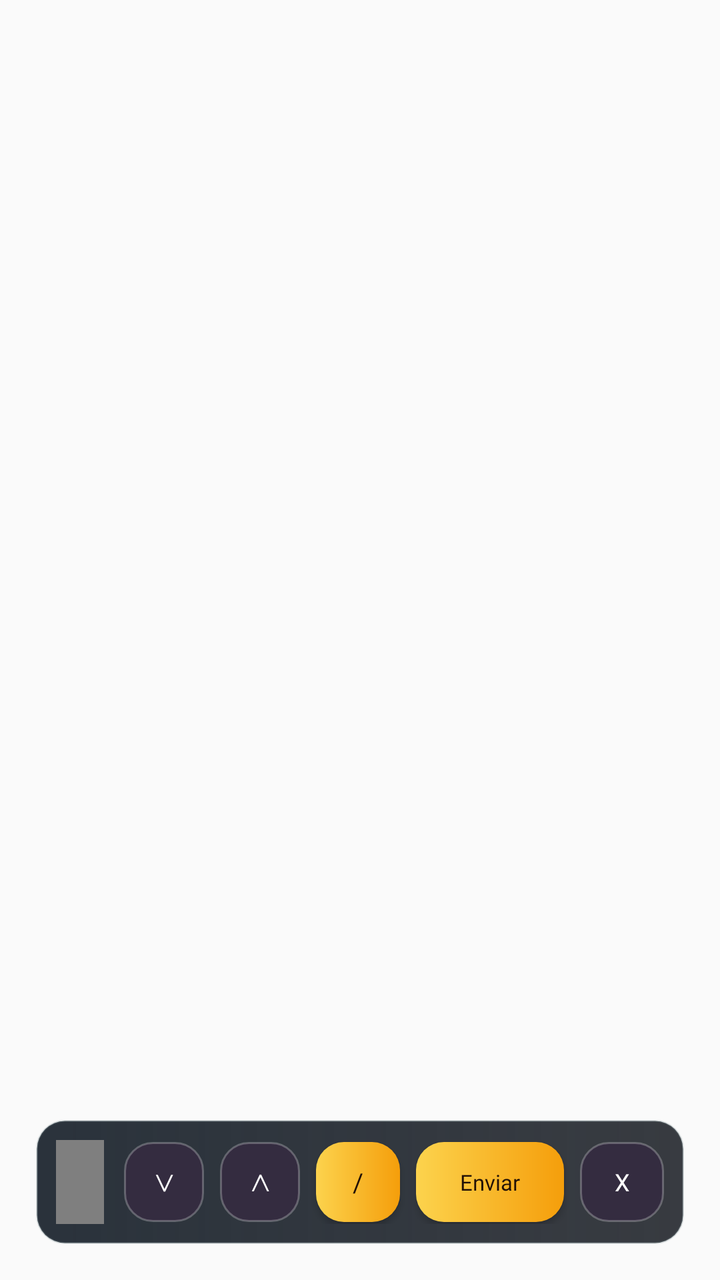
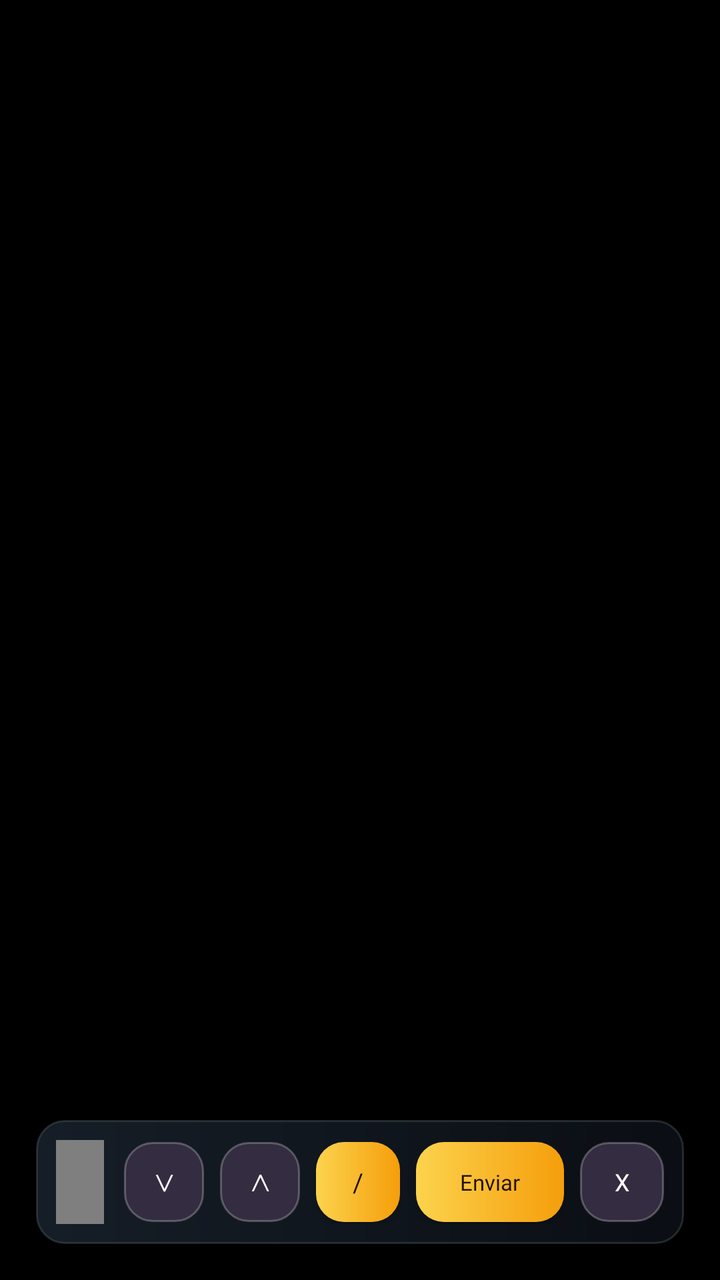

Two renders of the same Android screen: before a commit and after it. Below are the layout's source before the change and the commit's diff.
<!-- AndroidManifest.xml: application theme Theme.AppCompat.Light.NoActionBar.FullScreen -->
<!-- res/layout/layout_keyboard.xml -->
<?xml version="1.0" encoding="utf-8"?>
<androidx.constraintlayout.widget.ConstraintLayout xmlns:android="http://schemas.android.com/apk/res/android"
    xmlns:app="http://schemas.android.com/apk/res-auto"
    android:layout_width="match_parent"
    android:layout_height="match_parent">

    <LinearLayout
        android:id="@+id/main_input"
        android:layout_width="0dp"
        android:layout_height="wrap_content"
        android:layout_marginStart="18dp"
        android:layout_marginEnd="18dp"
        android:layout_marginBottom="18dp"
        android:background="@drawable/samp_keyboard_surface"
        android:elevation="12dp"
        android:gravity="center_vertical"
        android:orientation="horizontal"
        android:padding="10dp"
        app:layout_constraintBottom_toBottomOf="parent"
        app:layout_constraintStart_toStartOf="parent"
        app:layout_constraintEnd_toEndOf="parent">

        <com.xyron.game.launcher.util.CustomEditText
            android:id="@+id/main_et_input"
            android:layout_width="0dp"
            android:layout_height="42dp"
            android:layout_marginEnd="10dp"
            android:layout_weight="1"
            android:background="@drawable/launcher_field_surface_dark"
            android:ems="10"
            android:fontFamily="@font/montserrat_bold"
            android:gravity="center_vertical"
            android:hint="Digite no chat"
            android:imeOptions="actionUnspecified|actionGo|actionSend|actionDone|flagNoFullscreen|flagNoExtractUi"
            android:inputType="text"
            android:paddingStart="14dp"
            android:paddingEnd="14dp"
            android:singleLine="true"
            android:textColor="@android:color/white"
            android:textColorHint="#8F7F9F"
            android:textSize="13sp" />

        <Button
            android:id="@+id/main_but_input_prev"
            android:layout_width="40dp"
            android:layout_height="40dp"
            android:layout_marginEnd="8dp"
            android:background="@drawable/samp_keyboard_utility"
            android:fontFamily="@font/montserrat_black"
            android:gravity="center"
            android:text="&#x22C1;"
            android:textColor="@android:color/white"
            android:textSize="12sp" />

        <Button
            android:id="@+id/main_but_input_next"
            android:layout_width="40dp"
            android:layout_height="40dp"
            android:layout_marginEnd="8dp"
            android:background="@drawable/samp_keyboard_utility"
            android:fontFamily="@font/montserrat_black"
            android:gravity="center"
            android:text="&#x22C0;"
            android:textColor="@android:color/white"
            android:textSize="12sp" />

        <Button
            android:id="@+id/main_but_input_slash"
            android:layout_width="42dp"
            android:layout_height="40dp"
            android:layout_marginEnd="8dp"
            android:background="@drawable/samp_keyboard_action"
            android:fontFamily="@font/montserrat_black"
            android:gravity="center"
            android:text="/"
            android:textColor="#221106"
            android:textSize="13sp" />

        <Button
            android:id="@+id/main_but_input_send"
            android:layout_width="74dp"
            android:layout_height="40dp"
            android:layout_marginEnd="8dp"
            android:background="@drawable/samp_keyboard_action"
            android:fontFamily="@font/montserrat_black"
            android:gravity="center"
            android:text="Enviar"
            android:textAllCaps="false"
            android:textColor="#221106"
            android:textSize="11sp" />

        <Button
            android:id="@+id/main_but_input_close"
            android:layout_width="42dp"
            android:layout_height="40dp"
            android:background="@drawable/samp_keyboard_utility"
            android:fontFamily="@font/montserrat_black"
            android:gravity="center"
            android:text="X"
            android:textAllCaps="false"
            android:textColor="@android:color/white"
            android:textSize="12sp" />
    </LinearLayout>

</androidx.constraintlayout.widget.ConstraintLayout>
<!-- resources referenced by this layout -->
<resources>
  <!-- drawable launcher_field_surface_dark (drawable) -->
  <?xml version="1.0" encoding="utf-8"?>
  <shape xmlns:android="http://schemas.android.com/apk/res/android"
      android:shape="rectangle">
      <gradient
          android:angle="270"
          android:startColor="#C9121A22"
          android:endColor="#D2070B0F" />
      <corners android:radius="12dp" />
      <stroke
          android:width="1dp"
          android:color="@color/launcher_border_soft" />
  </shape>
  <!-- drawable samp_keyboard_action (drawable) -->
  <?xml version="1.0" encoding="utf-8"?>
  <shape xmlns:android="http://schemas.android.com/apk/res/android">
      <gradient
          android:angle="0"
          android:endColor="#F59E0B"
          android:startColor="#FCD34D" />
      <corners android:radius="14dp" />
  </shape>
  <!-- drawable samp_keyboard_surface (drawable) -->
  <?xml version="1.0" encoding="utf-8"?>
  <shape xmlns:android="http://schemas.android.com/apk/res/android">
      <gradient
          android:angle="0"
          android:endColor="#D10D1118"
          android:startColor="#EA17202A" />
      <corners android:radius="14dp" />
      <stroke
          android:width="1dp"
          android:color="@color/launcher_border_soft" />
  </shape>
  <!-- drawable samp_keyboard_utility (drawable) -->
  <?xml version="1.0" encoding="utf-8"?>
  <shape xmlns:android="http://schemas.android.com/apk/res/android">
      <solid android:color="#342C40" />
      <corners android:radius="14dp" />
      <stroke
          android:width="1dp"
          android:color="#40FFFFFF" />
  </shape>
  <style name="Theme.AppCompat.Light.NoActionBar.FullScreen" parent="@style/Theme.AppCompat.Light.NoActionBar">
          <item name="android:windowNoTitle">true</item>
          <item name="android:windowActionBar">false</item>
          <item name="android:windowFullscreen">true</item>
          <item name="android:windowContentOverlay">@null</item>
          <item name="android:windowLayoutInDisplayCutoutMode">shortEdges</item>
      </style>
  <color name="launcher_border_soft">#42798A91</color>
</resources>

<!-- the commit's change to res/layout/layout_keyboard.xml (unified diff, before → after) -->
@@ -20,7 +20,7 @@
         app:layout_constraintStart_toStartOf="parent"
         app:layout_constraintEnd_toEndOf="parent">
 
-        <com.xyron.game.launcher.util.CustomEditText
+        <com.supremo.launcher.launcher.util.CustomEditText
             android:id="@+id/main_et_input"
             android:layout_width="0dp"
             android:layout_height="42dp"
<!-- resource entries referenced after the edit -->
@@ -44,11 +44,14 @@
           android:color="#40FFFFFF" />
   </shape>
   <style name="Theme.AppCompat.Light.NoActionBar.FullScreen" parent="@style/Theme.AppCompat.Light.NoActionBar">
-          <item name="android:windowNoTitle">true</item>
-          <item name="android:windowActionBar">false</item>
           <item name="android:windowFullscreen">true</item>
-          <item name="android:windowContentOverlay">@null</item>
-          <item name="android:windowLayoutInDisplayCutoutMode">shortEdges</item>
+          <item name="android:windowActionModeOverlay">true</item>
+  
+          <item name="android:windowBackground">#000000</item>
+          <item name="android:windowDisablePreview">false</item>
+  
+          <item name="android:statusBarColor">#000000</item>
+          <item name="android:navigationBarColor">#000000</item>
       </style>
   <color name="launcher_border_soft">#42798A91</color>
 </resources>
